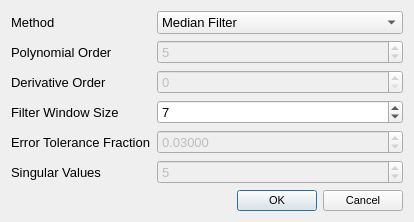
VespucciProject/Vespucci, file GUI/Processing/filterdialog.ui: the form before one commit.
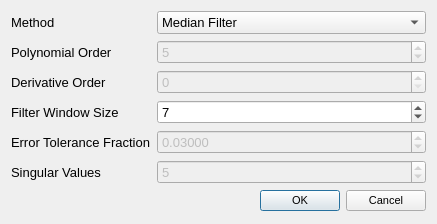
The form after the commit.

```diff
--- a/GUI/Processing/filterdialog.ui
+++ b/GUI/Processing/filterdialog.ui
@@ -6,8 +6,8 @@
    <rect>
     <x>0</x>
     <y>0</y>
-    <width>400</width>
-    <height>209</height>
+    <width>401</width>
+    <height>224</height>
    </rect>
   </property>
   <property name="font">
@@ -43,7 +43,7 @@
      </item>
      <item>
       <property name="text">
-       <string>Derivatize/Savitzky-Golay Smoothing</string>
+       <string>Savitzky-Golay Smoothing/Differentiation</string>
       </property>
      </item>
      <item>
```
